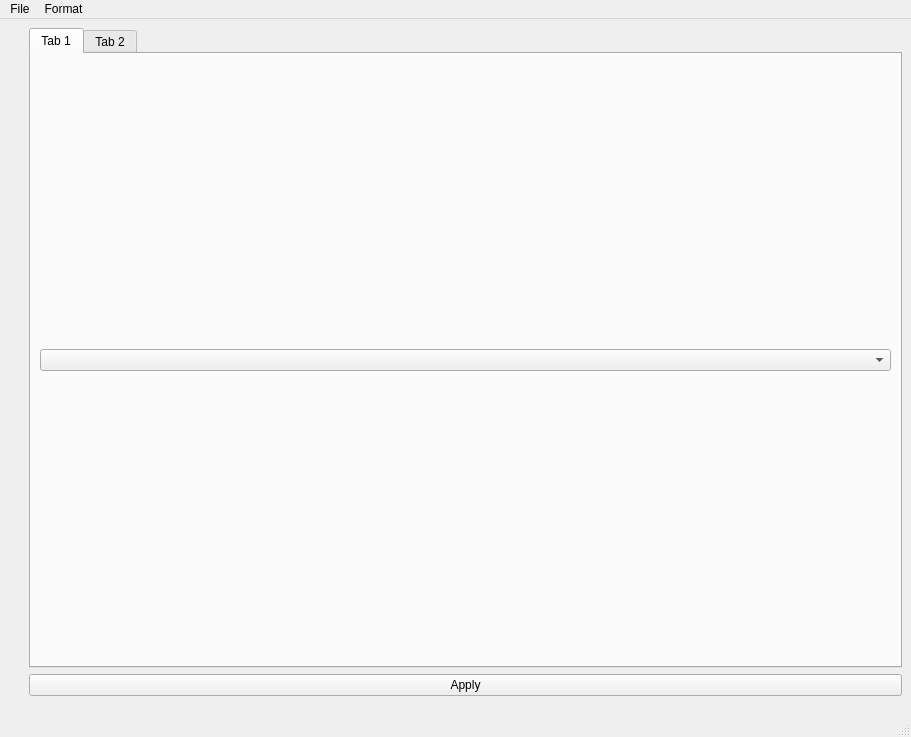
Above: ui/main_window.ui from yn4k4nishi/aemwel_viewer before the change. Below: the same form after it.
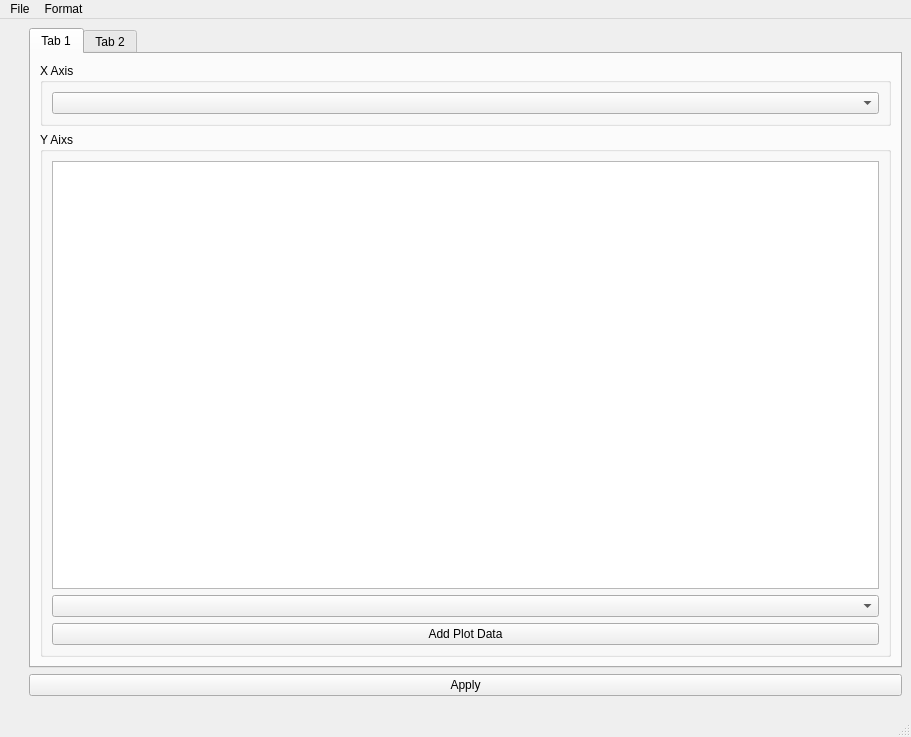
That is the form after the change.

Commit message: :sparkles: Feature : cartesian plot

What changed in the file:
```diff
--- a/ui/main_window.ui
+++ b/ui/main_window.ui
@@ -50,7 +50,45 @@
          </attribute>
          <layout class="QVBoxLayout" name="verticalLayout_2">
           <item>
-           <widget class="QComboBox" name="comboBox"/>
+           <widget class="QGroupBox" name="groupBox">
+            <property name="title">
+             <string>X Axis</string>
+            </property>
+            <layout class="QVBoxLayout" name="verticalLayout_3">
+             <item>
+              <widget class="QComboBox" name="comboBox_x">
+               <property name="sizePolicy">
+                <sizepolicy hsizetype="Expanding" vsizetype="Fixed">
+                 <horstretch>0</horstretch>
+                 <verstretch>0</verstretch>
+                </sizepolicy>
+               </property>
+              </widget>
+             </item>
+            </layout>
+           </widget>
+          </item>
+          <item>
+           <widget class="QGroupBox" name="groupBox_2">
+            <property name="title">
+             <string>Y Aixs</string>
+            </property>
+            <layout class="QVBoxLayout" name="verticalLayout_4">
+             <item>
+              <widget class="QListWidget" name="listWidget_axes"/>
+             </item>
+             <item>
+              <widget class="QComboBox" name="comboBox_add"/>
+             </item>
+             <item>
+              <widget class="QPushButton" name="pushButton_addAxis">
+               <property name="text">
+                <string>Add Plot Data</string>
+               </property>
+              </widget>
+             </item>
+            </layout>
+           </widget>
           </item>
          </layout>
         </widget>
```
The commit also changes 4 other files.
